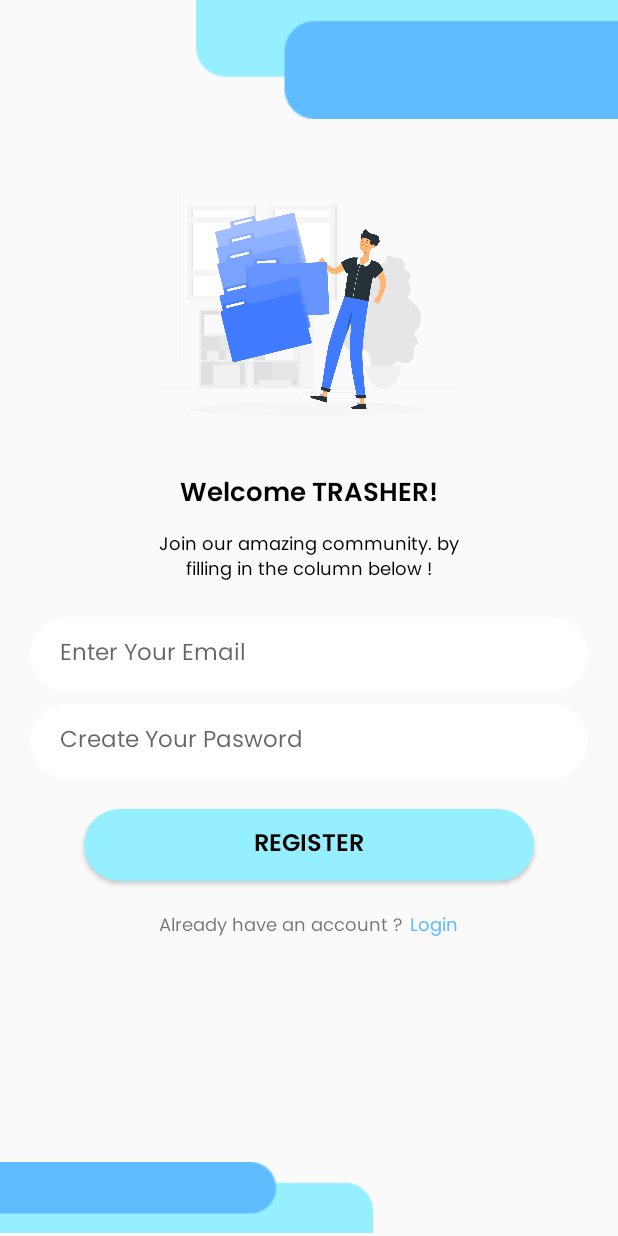
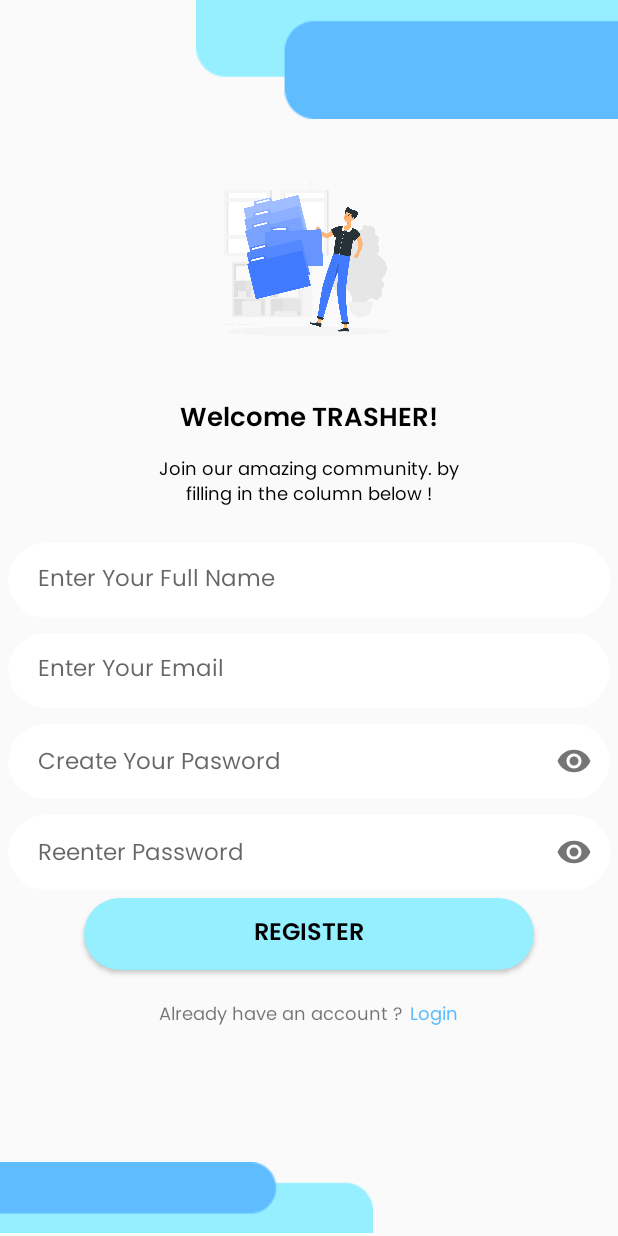
Before and after one commit to TrashSure-Team/TrashSure, an Android app: the screen it shows after launch (RegisterActivity), after a tap on "REGISTER", on a phone screen of 412 x 824 dp. Run offline under Robolectric (Android 15) with nearby library versions, the light colour scheme and no system bars; our stand-ins replace Firebase (no records; nobody signed in at launch, a user with empty details on screens opened directly); 1 other tap on this screen came first.

Commit message:
nambahkan fitur login firebase

```diff
--- /dev/null
+++ b/app/src/main/java/com/example/trashsureapp/ui/register/RegisterActivity.kt
@@ -0,0 +1,102 @@
+package com.example.trashsureapp.ui.register
+
+import android.app.ProgressDialog
+import android.content.Intent
+import androidx.appcompat.app.AppCompatActivity
+import android.os.Bundle
+import android.widget.Button
+import android.widget.EditText
+import android.widget.Toast
+import android.widget.Toast.LENGTH_SHORT
+import com.example.trashsureapp.databinding.ActivityRegisterBinding
+import com.example.trashsureapp.ui.login.LoginActivity
+import com.example.trashsureapp.R
+import com.example.trashsureapp.ui.dashboard.DashboardActivity
+import com.google.firebase.auth.FirebaseAuth
+import com.google.firebase.auth.userProfileChangeRequest
+
+
+class RegisterActivity : AppCompatActivity() {
+    private lateinit var binding: ActivityRegisterBinding
+    lateinit var editFullName: EditText
+    lateinit var editEmail: EditText
+    lateinit var editPassword: EditText
+    lateinit var editReenterPass: EditText
+    lateinit var btnRegister :Button
+    lateinit var progressDialog: ProgressDialog
+
+    var firebaseAuth = FirebaseAuth.getInstance()
+
+    //Function to check , whether user data exists or not !
+    override fun onStart() {
+        super.onStart()
+        if (firebaseAuth.currentUser != null) {
+            startActivity(Intent(this, DashboardActivity::class.java))
+        }
+    }
+
+    override fun onCreate(savedInstanceState: Bundle?) {
+        super.onCreate(savedInstanceState)
+        binding = ActivityRegisterBinding.inflate(layoutInflater)
+        setContentView(binding.root)
+
+        binding.txtLogin.setOnClickListener {
+            val intent = Intent(this, LoginActivity::class.java)
+            startActivity(intent)
+            finish()
+        }
+
+        editFullName = findViewById(R.id.txtFullName)
+        editEmail = findViewById(R.id.txtYourEmail)
+        editPassword = findViewById(R.id.txtPasswordFirst)
+        editReenterPass = findViewById(R.id.txtReenterPassword)
+        btnRegister = findViewById(R.id.ButtonRegister)
+
+        progressDialog= ProgressDialog(this)
+        progressDialog.setTitle("Waiting")
+        progressDialog.setMessage("Wait a few seconds...")
+
+
+        //register button function
+        btnRegister.setOnClickListener {
+            if (editFullName.text.isNotEmpty() && editEmail.text.isNotEmpty() && editPassword.text.isNotEmpty()) {
+                if (editPassword.text.toString() == editReenterPass.text.toString()) {
+                    // REGISTER ACTIVE
+                    processRegister()
+                }else{
+                    Toast.makeText(this,"Your password is not the same, please check again",LENGTH_SHORT).show()
+                }
+            }else{
+                Toast.makeText(this,"Please fill in the data correctly first",LENGTH_SHORT).show()
+            }
+        }
+    }
+
+    private fun processRegister(){
+        val fullname = editFullName.text.toString()
+        val email = editEmail.text.toString()
+        val password = editPassword.text.toString()
+
+        progressDialog.show()
+        firebaseAuth.createUserWithEmailAndPassword(email ,password)
+            .addOnCompleteListener{ task ->
+                if (task.isSuccessful){
+                    val userUpdateProfile = userProfileChangeRequest {
+                        displayName = fullname
+                    }
+                    val user=task.result.user
+                    user!!.updateProfile(userUpdateProfile)
+                        .addOnCompleteListener() {
+                            progressDialog.dismiss()
+                            startActivity(Intent(this,DashboardActivity::class.java))
+                        }
+                        .addOnFailureListener{error2->
+                            Toast.makeText(this,error2.localizedMessage, LENGTH_SHORT).show()
+                        }
+                }
+            }
+            .addOnFailureListener{ error->
+                Toast.makeText(this,error.localizedMessage, LENGTH_SHORT).show()
+            }
+    }
+}
--- a/app/src/main/java/com/example/trashsureapp/ui/WelcomeActivity.kt
+++ b/app/src/main/java/com/example/trashsureapp/ui/welcome/WelcomeActivity.kt
@@ -1,4 +1,4 @@
-package com.example.trashsureapp.ui
+package com.example.trashsureapp.ui.welcome
 
 import android.animation.AnimatorSet
 import android.animation.ObjectAnimator
@@ -11,6 +11,9 @@ import android.view.WindowInsets
 import android.view.WindowManager
 import com.example.trashsureapp.R
 import com.example.trashsureapp.databinding.ActivityWelcomeBinding
+import com.example.trashsureapp.ui.login.LoginActivity
+import com.example.trashsureapp.ui.register.RegisterActivity
+import com.example.trashsureapp.ui.register.RegisterUserActivity
 
 
 class WelcomeActivity : AppCompatActivity() {
--- a/app/src/main/res/layout/activity_register.xml
+++ b/app/src/main/res/layout/activity_register.xml
@@ -3,7 +3,8 @@
     xmlns:tools="http://schemas.android.com/tools"
     android:layout_width="match_parent"
     android:layout_height="match_parent"
-    tools:context=".ui.RegisterActivity">
+    xmlns:app="http://schemas.android.com/apk/res-auto"
+    tools:context=".ui.register.RegisterActivity">
 <ImageView
     android:layout_width="wrap_content"
     android:layout_height="wrap_content"
@@ -26,22 +27,22 @@
     android:src="@drawable/icon_back" />
 
     <ImageView
-        android:id="@+id/img_register"
-        android:layout_width="214dp"
-        android:layout_height="203dp"
+        android:id="@+id/imgregis"
+        android:layout_width="175dp"
+        android:layout_height="141dp"
         android:layout_below="@+id/R_elementGroup1"
         android:layout_centerHorizontal="true"
         android:layout_marginTop="24dp"
+        android:src="@drawable/img_register" />
 
-        android:src="@drawable/img_register" />
 
     <TextView
     android:id="@+id/R_text1"
     android:layout_width="213dp"
     android:layout_height="38dp"
-        android:layout_below="@+id/img_register"
+    android:layout_below="@id/imgregis"
     android:layout_centerHorizontal="true"
-        android:layout_marginTop="3dp"
+    android:layout_marginTop="15dp"
     android:fontFamily="@font/poppins_semibold"
     android:gravity="center"
     android:paddingTop="1dp"
@@ -80,10 +81,23 @@
     android:layout_height="wrap_content"
     android:orientation="vertical"
     android:layout_below="@id/R_text2"
-        android:padding="20dp">
+    android:padding="5dp">
 
     <EditText
-            android:id="@+id/R.txtname"
+        android:id="@+id/txtFullName"
+        android:layout_width="match_parent"
+        android:layout_height="50dp"
+        android:layout_marginTop="15dp"
+        android:background="@drawable/btn_shape"
+        android:backgroundTint="@color/white"
+        android:fontFamily="@font/poppins_regular"
+        android:hint="@string/enter_your_full_name"
+        android:paddingStart="20dp"
+        android:textSize="15sp"
+        tools:ignore="RtlSymmetry" />
+
+    <EditText
+        android:id="@+id/txtYourEmail"
         android:layout_width="match_parent"
         android:layout_height="50dp"
         android:background="@drawable/btn_shape"
@@ -91,43 +105,70 @@
         android:fontFamily="@font/poppins_regular"
         android:paddingStart="20dp"
         android:textSize="15sp"
+        android:layout_marginTop="10dp"
         android:backgroundTint="@color/white"
         tools:ignore="RtlSymmetry" />
 
+    <com.google.android.material.textfield.TextInputLayout
+        android:layout_width="match_parent"
+        android:layout_height="wrap_content"
+        app:passwordToggleEnabled="true">
         <EditText
-            android:id="@+id/R.txtpassword"
+            android:id="@+id/txtPasswordFirst"
             android:layout_width="match_parent"
             android:layout_height="50dp"
-            android:layout_marginTop="8dp"
+            android:layout_marginTop="10dp"
             android:background="@drawable/btn_shape"
             android:hint="@string/create_your_pasword"
             android:fontFamily="@font/poppins_regular"
             android:paddingStart="20dp"
             android:textSize="15sp"
             android:backgroundTint="@color/white"
+            android:inputType="textPassword"
             tools:ignore="RtlSymmetry" />
+    </com.google.android.material.textfield.TextInputLayout>
+
+    <com.google.android.material.textfield.TextInputLayout
+        android:layout_width="match_parent"
+        android:layout_height="wrap_content"
+        app:passwordToggleEnabled="true">
+        <EditText
+            android:id="@+id/txtReenterPassword"
+            android:layout_width="match_parent"
+            android:layout_height="50dp"
+            android:background="@drawable/btn_shape"
+            android:hint="@string/reenter_password"
+            android:layout_marginTop="10dp"
+            android:fontFamily="@font/poppins_regular"
+            android:paddingStart="20dp"
+            android:textSize="15sp"
+            android:backgroundTint="@color/white"
+            android:inputType="textPassword"
+            tools:ignore="RtlSymmetry" />
+    </com.google.android.material.textfield.TextInputLayout>
+
+
 </LinearLayout>
 
     <Button
-        android:id="@+id/R.buttonRegister"
+        android:id="@+id/ButtonRegister"
         android:layout_width="wrap_content"
         android:layout_height="wrap_content"
+        android:layout_below="@+id/R.Linear"
+        android:layout_centerHorizontal="true"
+        android:width="300dp"
+        android:background="@drawable/btn_shape"
+        android:fontFamily="@font/poppins_semibold"
         android:text="@string/register"
-        android:layout_below="@+id/R.Linear"
-        android:background="@drawable/btn_shape"
-        android:width="300dp"
-        android:layout_centerHorizontal="true"
-        android:textSize="16sp"
-        android:fontFamily="@font/poppins_semibold"
         android:textColor="@color/black"
-        />
+        android:textSize="16sp" />
 
     <LinearLayout
     android:id="@+id/R.linear2"
     android:layout_width="match_parent"
     android:layout_height="wrap_content"
     android:orientation="horizontal"
-        android:layout_below="@+id/R.buttonRegister"
+    android:layout_below="@+id/ButtonRegister"
     android:layout_marginTop="20dp"
     android:gravity="center"
     >
--- a/app/src/main/res/layout/activity_welcome.xml
+++ b/app/src/main/res/layout/activity_welcome.xml
@@ -2,7 +2,7 @@
     xmlns:tools="http://schemas.android.com/tools"
     android:layout_width="match_parent"
     android:layout_height="match_parent"
-    tools:context=".ui.WelcomeActivity">
+    tools:context=".ui.welcome.WelcomeActivity">
 
     <ImageView
         android:layout_width="wrap_content"
--- a/app/src/main/res/values/strings.xml
+++ b/app/src/main/res/values/strings.xml
@@ -17,4 +17,9 @@
     <string name="to_your_account">to your account</string>
     <string name="dont_have_an_account">Dont Have an account ?</string>
     <string name="sign_up_for_free">Sign up for free</string>
+    <string name="enter_your_full_name">Enter Your Full Name</string>
+    <string name="hello_trasher">Hello TRASHER</string>
+    <string name="name_user">Name User</string>
+    <string name="logout">Logout</string>
+    <string name="reenter_password">Reenter Password</string>
 </resources>
--- a/build.gradle.kts
+++ b/build.gradle.kts
@@ -2,4 +2,7 @@
 plugins {
     id("com.android.application") version "8.1.2" apply false
     id("org.jetbrains.kotlin.android") version "1.9.0" apply false
+    // Add the dependency for the Google services Gradle plugin
+    id("com.google.gms.google-services") version "4.4.0" apply false
+
 }
```
Also changed, not shown: app/build.gradle.kts (+10 -0 lines), app/src/main/AndroidManifest.xml (+9 -3 lines), app/src/main/java/com/example/trashsureapp/ui/LoginActivity.kt (deleted, +0 -27 lines), app/src/main/java/com/example/trashsureapp/ui/dashboard/DashboardActivity.kt (added, +47 -0 lines), app/src/main/java/com/example/trashsureapp/ui/login/LoginActivity.kt (added, +89 -0 lines), app/src/main/java/com/example/trashsureapp/ui/register/RegisterUserActivity.kt (renamed from app/src/main/java/com/example/trashsureapp/ui/RegisterActivity.kt, +12 -9 lines), app/src/main/res/layout/activity_dashboard.xml (added, +59 -0 lines), app/src/main/res/layout/activity_login.xml (+13 -5 lines), app/src/main/res/layout/activity_register_user.xml (added, +151 -0 lines), 1 other file. Lines whose indentation alone changed are shown as unchanged.
